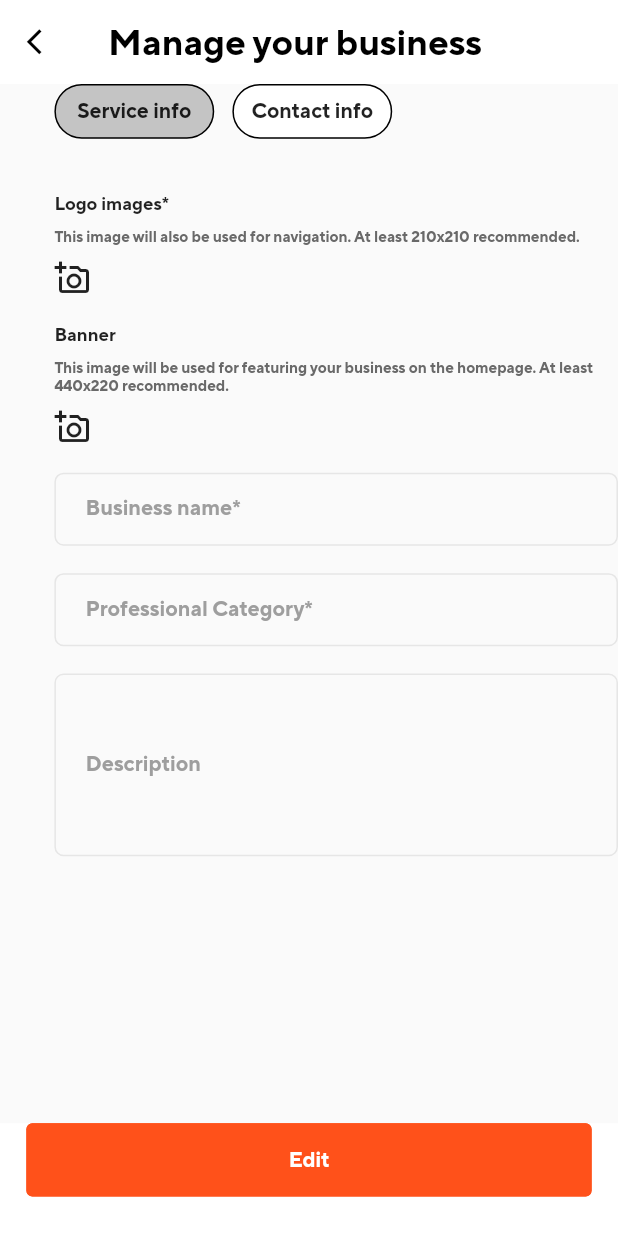
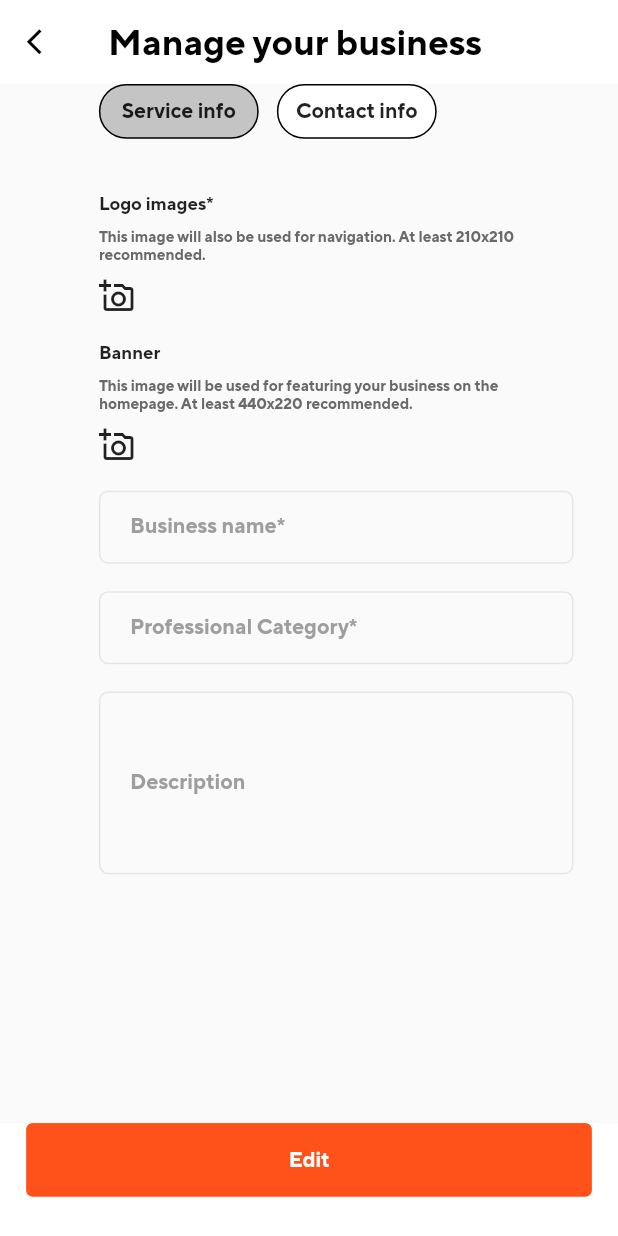
Before and after one commit to aqaurius6666/anygonow-mobile-1, a Flutter app: the BusinessManagementScreen screen opened directly, on a phone screen of 412 x 824 dp. Run offline on Flutter 3.47's test engine with Material 2 defaults, Android fonts, the phone set to English and light mode, and no system bars; our stand-ins replace carousel_slider, convert, dio, flutter_credit_card, flutter_dotenv and 11 more; missing offline and left inert: ecdsa, elliptic, encrypt, flutter_stripe, pointycastle, protobuf and 2 more; accounts and stored records are empty; network calls fail; key blocks and very long unbroken strings in the code were emptied for the run.

Commit message:
fix: layout

```diff
--- a/lib/screen/handyman/business_management/business_management_screen.dart
+++ b/lib/screen/handyman/business_management/business_management_screen.dart
@@ -36,7 +36,12 @@ class _BusinessManagementScreenState extends State<BusinessManagementScreen> {
             accountController.isEditting.value = false;
           }),
       bottomNavigationBar: Padding(padding: EdgeInsets.only(top: getHeight(0)), child: confirmButtonContainer(context, accountController)),
-      body: ListView(
+      body: Container(
+        padding: EdgeInsets.only(
+          left: getWidth(27),
+          right: getWidth(27),
+        ),
+        child: ListView(
           padding: EdgeInsets.only(
             left: getWidth(33),
           ),
@@ -222,21 +227,12 @@ class _BusinessManagementScreenState extends State<BusinessManagementScreen> {
                         SizedBox(
                           height: getHeight(18),
                         ),
-                      Stack(children: [
                         inputRegular(
                           context,
                           hintText: "Professional Category*",
                           textEditingController: accountController.category,
                           enabled: accountController.isEditting.value,
                         ),
-                        Obx(() => accountController.isEditting.value
-                            ? getDropDown(
-                          accountController.categories.map((element) => element.name).toList(),
-                              (String value) => {accountController.category.text = value},
-                        )
-                            : Container()),
-                      ]),
-
                         SizedBox(
                           height: getHeight(18),
                         ),
@@ -336,6 +332,7 @@ class _BusinessManagementScreenState extends State<BusinessManagementScreen> {
             ),
           ],
         ),
+      ),
     );
   }
 }
```
Lines whose indentation alone changed are shown as unchanged.
